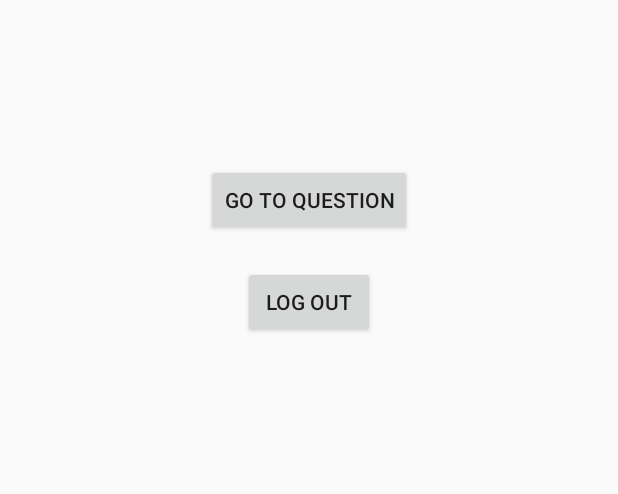
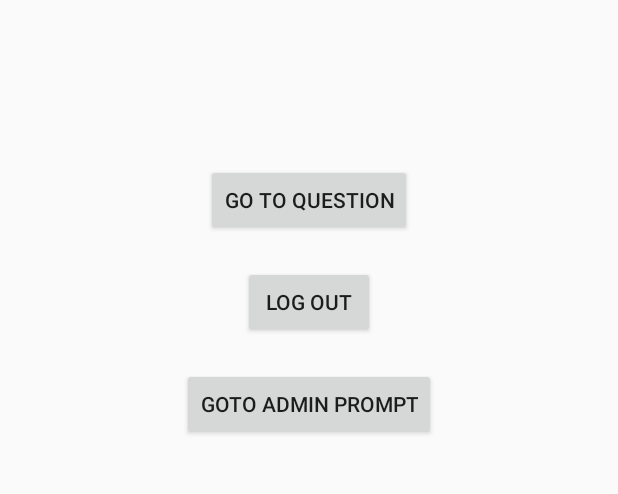
Before and after one commit to JasonHaque/QuestionShare, an Android app: the screen it shows after launch once a user with an empty profile is signed in (ProfileView), on a phone screen of 412 x 824 dp, the part 199-693 px from its top. Run offline under Robolectric (Android 15) with nearby library versions, the phone set to English and light mode, and no system bars; our stand-ins replace Firebase (no records; nobody signed in at launch, a user with empty details on screens opened directly).

Commit message:
added admin prompt

```diff
--- a/app/src/main/AndroidManifest.xml
+++ b/app/src/main/AndroidManifest.xml
@@ -9,7 +9,8 @@
         android:roundIcon="@mipmap/ic_launcher_round"
         android:supportsRtl="true"
         android:theme="@style/AppTheme">
-        <activity android:name=".Views.MultipleChoiceQuestionView"></activity>
+        <activity android:name=".Admin.AdminActivity"></activity>
+        <activity android:name=".Views.MultipleChoiceQuestionView" />
         <activity android:name=".Views.CreativeQuestionView" />
         <activity android:name=".Views.QuestionView" />
         <activity android:name=".Views.ProfileView" />
--- a/app/src/main/java/com/example/questionshare/Views/ProfileView.kt
+++ b/app/src/main/java/com/example/questionshare/Views/ProfileView.kt
@@ -4,6 +4,7 @@ import android.content.Intent
 import androidx.appcompat.app.AppCompatActivity
 import android.os.Bundle
 import com.example.questionshare.Activities.LoginActivity
+import com.example.questionshare.Admin.AdminActivity
 import com.example.questionshare.R
 import com.google.firebase.auth.FirebaseAuth
 import kotlinx.android.synthetic.main.activity_profile_view.*
@@ -25,5 +26,9 @@ class ProfileView : AppCompatActivity() {
             val intent=Intent(this,LoginActivity::class.java)
             startActivity(intent)
         }
+        goto_admin_prompt.setOnClickListener {
+            val intent=Intent(this,AdminActivity::class.java)
+            startActivity(intent)
+        }
     }
 }
--- a/app/src/main/res/layout/activity_profile_view.xml
+++ b/app/src/main/res/layout/activity_profile_view.xml
@@ -32,6 +32,13 @@
         android:text="@string/log_out"
         android:layout_gravity="center"
         android:layout_width="wrap_content"
+        android:layout_marginBottom="20dp"
+        android:layout_height="wrap_content"/>
+    <Button
+        android:id="@+id/goto_admin_prompt"
+        android:text="@string/goto_admin_prompt"
+        android:layout_gravity="center"
+        android:layout_width="wrap_content"
         android:layout_height="wrap_content"/>
 
 </LinearLayout>
--- a/app/src/main/res/values/strings.xml
+++ b/app/src/main/res/values/strings.xml
@@ -9,4 +9,5 @@
     <string name="go_to_creative_question">Go to Creative Question</string>
     <string name="creative_question">Creative Question</string>
     <string name="log_out">Log Out</string>
+    <string name="goto_admin_prompt">Goto Admin Prompt</string>
 </resources>
```
Also changed, not shown: app/src/main/java/com/example/questionshare/Admin/AdminActivity.kt (added, +13 -0 lines), app/src/main/res/layout/activity_admin.xml (added, +9 -0 lines).
